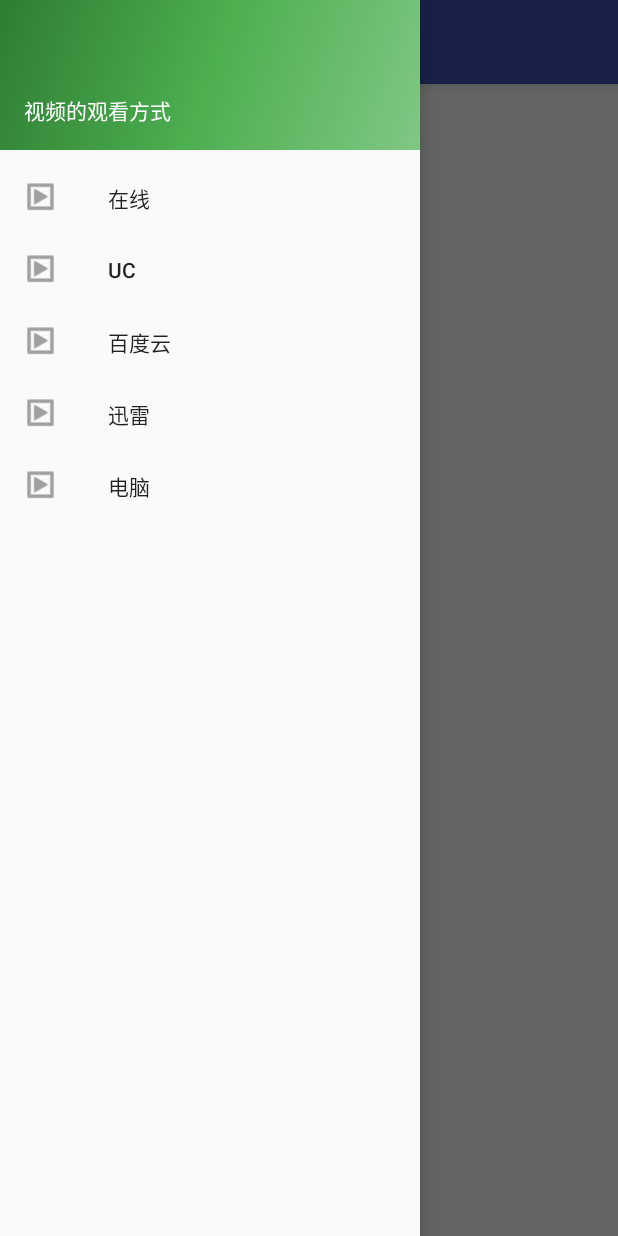
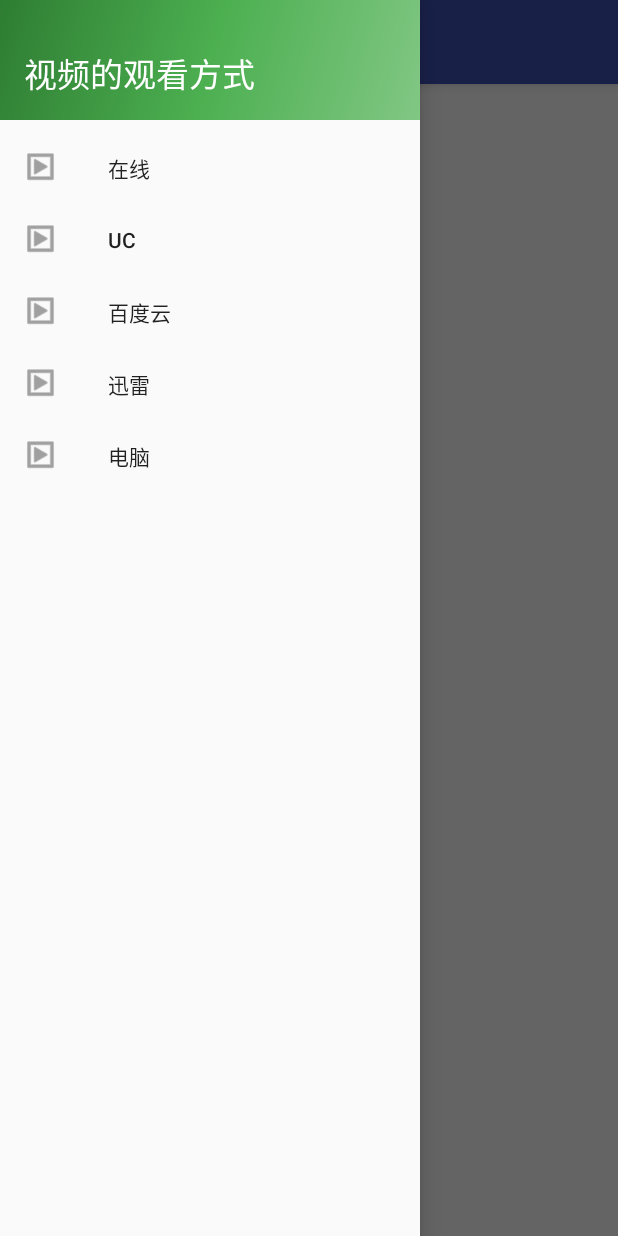
Before and after one commit to aliyao/BreakSkyYo, an Android app: the HelpActivity screen opened directly, with no data from a screen before it, with the side drawer open, on a phone screen of 412 x 824 dp. Run offline under Robolectric (Android 15) with nearby library versions, the light colour scheme and no system bars.

Commit message:
help页面

```diff
--- a/app/src/main/java/com/yao/breakskyyo/HelpActivity.java
+++ b/app/src/main/java/com/yao/breakskyyo/HelpActivity.java
@@ -1,5 +1,6 @@
 package com.yao.breakskyyo;
 
+import android.content.Intent;
 import android.os.Bundle;
 import android.support.design.widget.FloatingActionButton;
 import android.support.design.widget.Snackbar;
@@ -12,6 +13,9 @@
 import android.support.v7.widget.Toolbar;
 import android.view.Menu;
 import android.view.MenuItem;
+
+import com.yao.breakskyyo.net.HttpUrl;
+import com.yao.breakskyyo.webview.WebViewActivity;
 
 public class HelpActivity extends AppCompatActivity
         implements NavigationView.OnNavigationItemSelectedListener {
@@ -88,7 +92,7 @@
         } else if (id == R.id.nav_xunlei) {
 
         } else if (id == R.id.nav_computer) {
-
+            startActivity(new Intent(this, WebViewActivity.class).putExtra("url", HttpUrl.HellpUrl));
         }
 
         DrawerLayout drawer = (DrawerLayout) findViewById(R.id.drawer_layout);
--- a/app/src/main/res/layout/nav_header_help.xml
+++ b/app/src/main/res/layout/nav_header_help.xml
@@ -1,6 +1,6 @@
 <?xml version="1.0" encoding="utf-8"?>
 <LinearLayout xmlns:android="http://schemas.android.com/apk/res/android"
-    android:layout_width="match_parent" android:layout_height="100dp"
+    android:layout_width="match_parent" android:layout_height="80dp"
     android:background="@drawable/side_nav_bar"
     android:paddingBottom="@dimen/activity_vertical_margin"
     android:paddingLeft="@dimen/activity_horizontal_margin"
@@ -10,6 +10,7 @@
     android:gravity="bottom">
     <TextView android:layout_width="match_parent" android:layout_height="wrap_content"
         android:paddingTop="@dimen/nav_header_vertical_spacing" android:text="视频的观看方式"
+        android:textSize="22sp"
         android:textAppearance="@style/TextAppearance.AppCompat.Body1" />
 
 </LinearLayout>
```
